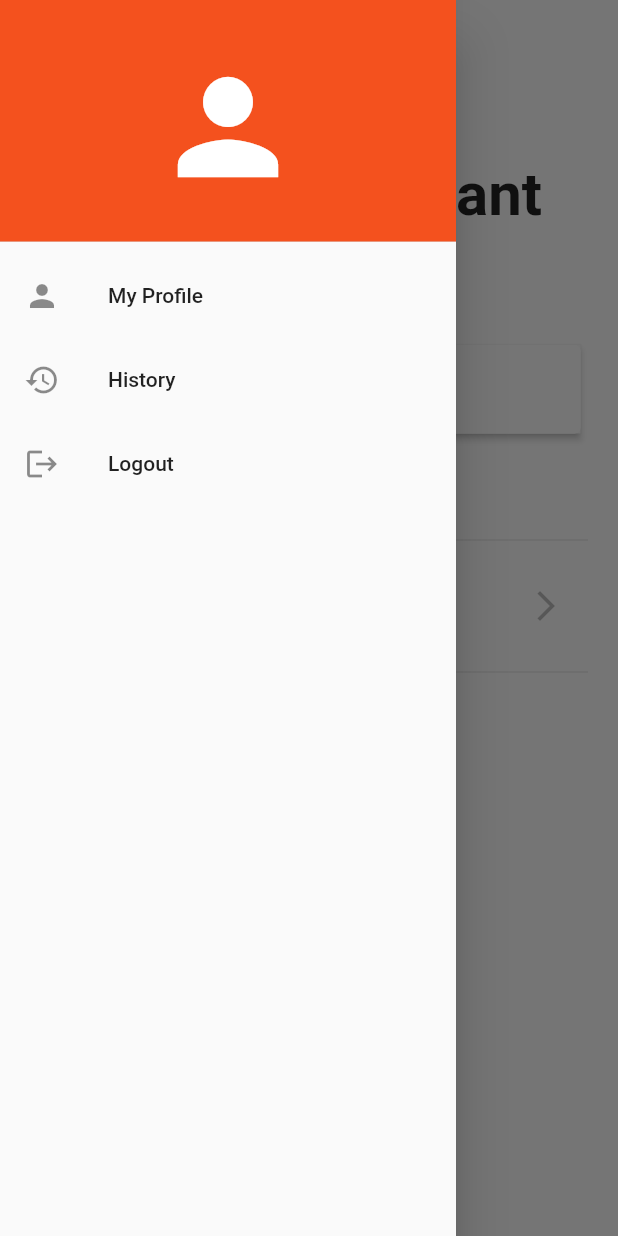
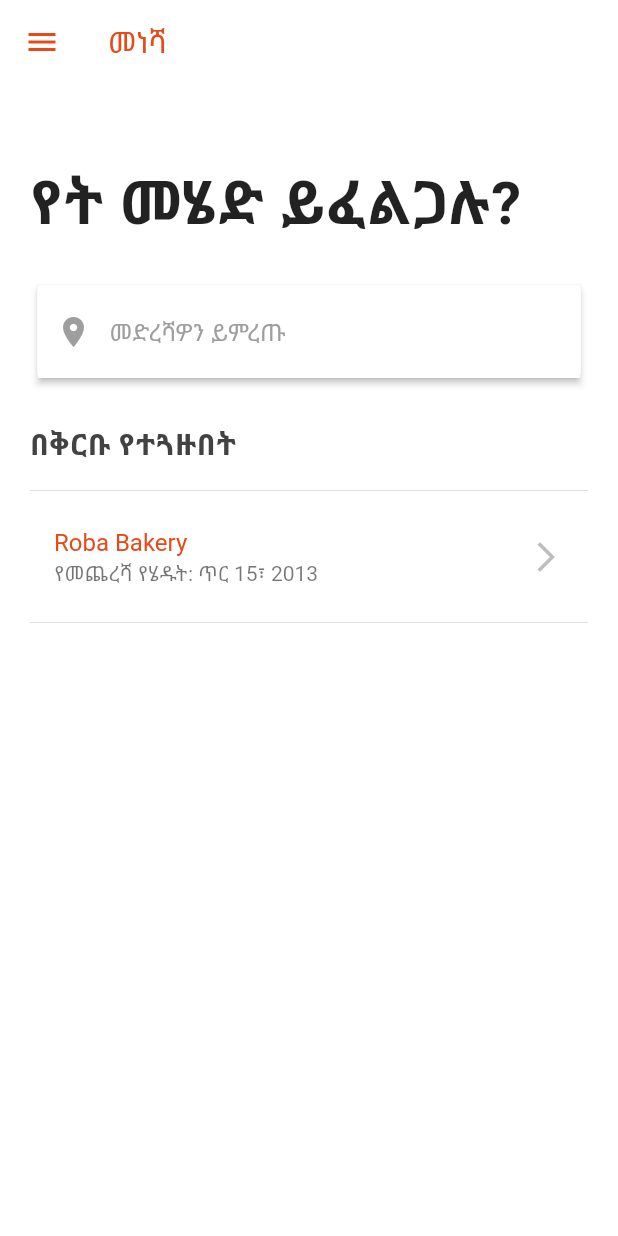
Before and after one commit to HackathonTeam12/Abren, a Flutter app: the RiderHome screen opened directly, in the side drawer, after a tap on "Roba Bakery", on a phone screen of 412 x 824 dp. Run offline on Flutter 3.47's test engine with Material 2 defaults, Android fonts, the phone set to English and light mode, and no system bars; our stand-ins replace firebase_auth, image_picker, location, sliding_up_panel; missing offline and left inert: mapbox_gl; accounts and stored records are empty; Roboto replaces fonts that are missing (PTSans).

Commit message:
Add Amharic Language

```diff
--- a/Frontend/hackathon_abren/lib/pages/drawer_widget.dart
+++ b/Frontend/hackathon_abren/lib/pages/drawer_widget.dart
@@ -1,5 +1,10 @@
 import 'package:firebase_auth/firebase_auth.dart';
 import 'package:flutter/material.dart';
+import 'package:hackathonabren/pages/driver_home_amharic.dart';
+import 'package:hackathonabren/pages/rider_home.dart';
+import 'package:hackathonabren/pages/rider_home_amharic.dart';
+
+import 'driver_home.dart';
 
 class DrawerWidget extends StatefulWidget {
   @override
@@ -43,13 +48,45 @@ class _DrawerWidgetState extends State<DrawerWidget> {
               // ...
               Navigator.pushNamed(context, '/travel_history');
             },
+
+          ),
+          ListTile(
+            leading: Icon(Icons.language),
+            title: Text('Language Preferences'),
+            onTap: () async {},
+          ),
+          ListTile(
+            title:
+                Padding(
+                  padding: const EdgeInsets.only(left: 70.0),
+                  child: Text('English'),
+                ),
+            onTap: () {
+              Navigator.pop(context);
+//              Navigator.pushReplacement(
+//                  context, MaterialPageRoute(builder: (context) => DriverHome()));
+              Navigator.pushReplacement(
+                  context, MaterialPageRoute(builder: (context) => RiderHome()));
+            },
+          ),
+          ListTile(
+            title:
+            Padding(
+              padding: const EdgeInsets.only(left: 70.0),
+              child: Text('Amharic'),
+            ),
+            onTap: () {
+              Navigator.pop(context);
+//              Navigator.pushReplacement(
+//                  context, MaterialPageRoute(builder: (context) => DriverHomeAmharic()));
+              Navigator.pushReplacement(
+                  context, MaterialPageRoute(builder: (context) => RiderHomeAmharic()));
+            },
           ),
           ListTile(
             leading: Icon(Icons.logout),
             title: Text('Logout'),
-            onTap: () async {
-
-            },
+            onTap: () async {},
           ),
         ],
       ),
--- /dev/null
+++ b/Frontend/hackathon_abren/lib/pages/rider_home_amharic.dart
@@ -0,0 +1,100 @@
+import 'package:flutter/material.dart';
+
+import 'drawer_widget.dart';
+
+class RiderHomeAmharic extends StatefulWidget {
+  @override
+  _RiderHomeAmharicState createState() => _RiderHomeAmharicState();
+}
+
+class _RiderHomeAmharicState extends State<RiderHomeAmharic> {
+  @override
+  Widget build(BuildContext context) {
+    return Scaffold(
+        backgroundColor: Colors.white,
+        appBar: AppBar(
+            backgroundColor: Colors.white,
+            elevation: 0.0,
+            iconTheme: IconThemeData(
+              color: Theme.of(context).primaryColor,
+            ),
+            title: Text(
+              'መነሻ',
+              style: TextStyle(color: Theme.of(context).primaryColor),
+            )),
+        drawer: DrawerWidget(),
+        body: Padding(
+          padding: const EdgeInsets.only(top: 50, left: 20, right: 20),
+          child: SingleChildScrollView(
+            child: Column(
+              crossAxisAlignment: CrossAxisAlignment.start,
+              children: <Widget>[
+                Text(
+                  "የት መሄድ ይፈልጋሉ?",
+                  style: TextStyle(fontWeight: FontWeight.bold, fontSize: 40),
+                ),
+                SizedBox(height: 30,),
+                Padding(
+                  padding: const EdgeInsets.symmetric(horizontal: 5),
+                  child: Material(
+                    elevation: 2,
+                    child: TextFormField(
+                      decoration: InputDecoration(
+                        prefixIcon: Icon(Icons.location_on, color: Colors.grey[500],),
+                        contentPadding:
+                        EdgeInsets.symmetric(vertical: 20, horizontal: 10),
+                        hintText: "መድረሻዎን ይምረጡ",
+                        hintStyle: TextStyle(color: Colors.grey[500]),
+                        fillColor: Colors.white,
+                        filled: true,
+                        enabledBorder: OutlineInputBorder(
+                            borderSide: BorderSide(color: Colors.white,)),
+                        focusedBorder: OutlineInputBorder(
+                            borderSide:
+                            BorderSide(color: Theme.of(context).accentColor)),
+                      ),
+                    ),
+                  ),
+                ),
+                SizedBox(height: 30,),
+                Text(
+                  "በቅርቡ የተጓዙበት",
+                  style: TextStyle(
+                      fontWeight: FontWeight.bold,
+                      fontSize: 20,
+                      color: Colors.grey[800]
+                  ),
+                ),
+                SizedBox(height: 10,),
+                Container(
+                  height: MediaQuery.of(context).size.height * (2 / 5),
+                  child: Scrollbar(
+                    child: ListView(
+                        children: <Widget>[
+                          Divider(),
+                          ListTile(
+                            onTap: () {
+                              Navigator.pushNamed(context, '/rider_requests');
+                            },
+                            title: Text(
+                              "Roba Bakery",
+                              style: TextStyle(
+                                  color: Theme.of(context).primaryColor
+                              ),
+                            ),
+                            subtitle: Text(
+                                "የመጨረሻ የሄዱት: ጥር 15፣ 2013"
+                            ),
+                            trailing: Icon(Icons.arrow_forward_ios, color: Colors.black26,),
+                          ),
+                          Divider(),
+                        ]
+                    ),
+                  ),
+                )
+              ],
+            ),
+          ),
+        ));
+  }
+}
```
Also changed, not shown: Frontend/hackathon_abren/lib/pages/driver_accepted.dart (+21 -90 lines), Frontend/hackathon_abren/lib/pages/driver_home_amharic.dart (added, +253 -0 lines), Frontend/hackathon_abren/lib/pages/driver_requests.dart (+45 -9 lines).
